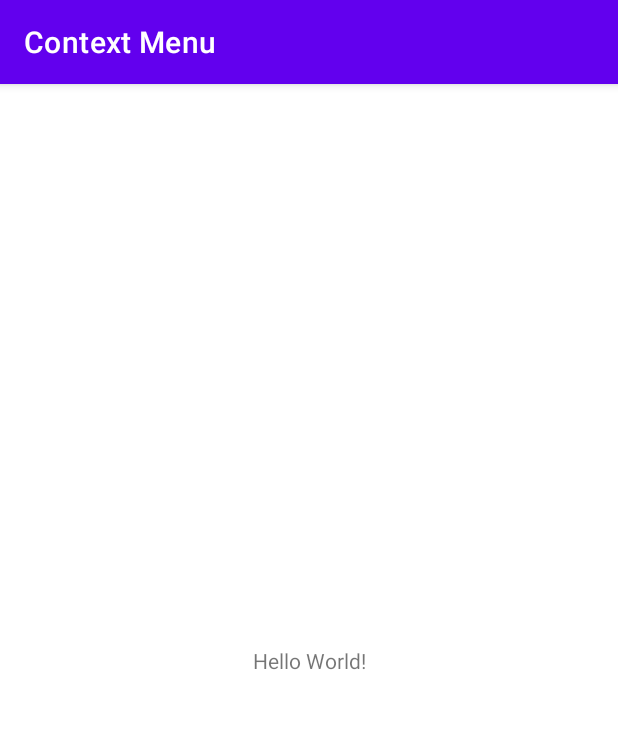
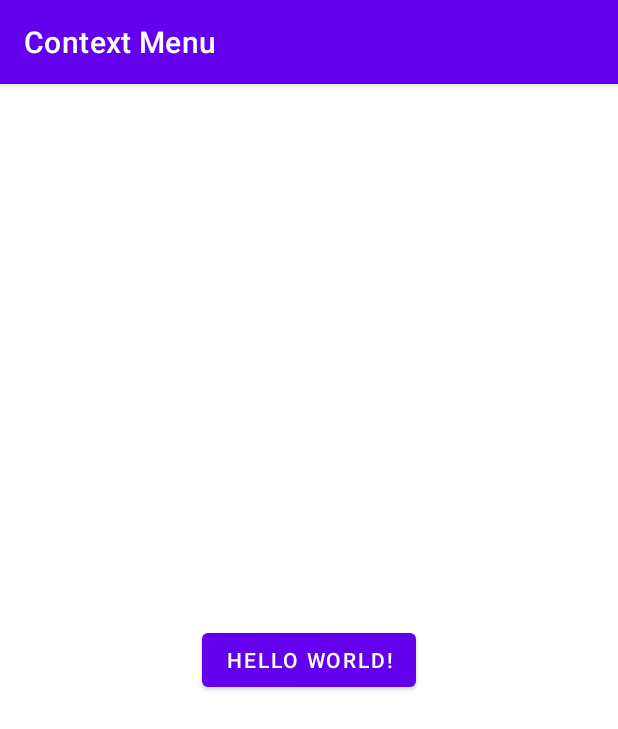
Before and after one commit to saadabusham/sociallogin, an Android app: the screen it shows after launch (MainActivity), on a phone screen of 412 x 824 dp. Shown: the top 729 px of the screen. Run offline under Robolectric (Android 15) with nearby library versions, the phone set to English and light mode, and no system bars.

Commit message:
fixed bug

```diff
--- a/ContextMenu/build.gradle
+++ b/ContextMenu/build.gradle
@@ -50,3 +50,5 @@ dependencies {
     implementation 'com.intuit.ssp:ssp-android:1.0.6'
 
 }
+
+apply plugin: "kotlin-kapt"
--- a/app/src/main/java/com/sedo/contextmenu/MainActivity.kt
+++ b/app/src/main/java/com/sedo/contextmenu/MainActivity.kt
@@ -2,10 +2,12 @@ package com.sedo.contextmenu
 
 import androidx.appcompat.app.AppCompatActivity
 import android.os.Bundle
+import android.widget.Button
 
 class MainActivity : AppCompatActivity() {
     override fun onCreate(savedInstanceState: Bundle?) {
         super.onCreate(savedInstanceState)
         setContentView(R.layout.activity_main)
+        val btn :Button = findViewById(R.id.btn)
     }
 }
--- a/app/src/main/res/layout/activity_main.xml
+++ b/app/src/main/res/layout/activity_main.xml
@@ -1,18 +1,17 @@
 <?xml version="1.0" encoding="utf-8"?>
-<androidx.constraintlayout.widget.ConstraintLayout xmlns:android="http://schemas.android.com/apk/res/android"
+<RelativeLayout
+    xmlns:android="http://schemas.android.com/apk/res/android"
     xmlns:app="http://schemas.android.com/apk/res-auto"
     xmlns:tools="http://schemas.android.com/tools"
     android:layout_width="match_parent"
     android:layout_height="match_parent"
     tools:context=".MainActivity">
 
-    <TextView
+    <Button
+        android:id="@+id/btn"
         android:layout_width="wrap_content"
         android:layout_height="wrap_content"
         android:text="Hello World!"
-        app:layout_constraintBottom_toBottomOf="parent"
-        app:layout_constraintLeft_toLeftOf="parent"
-        app:layout_constraintRight_toRightOf="parent"
-        app:layout_constraintTop_toTopOf="parent" />
+        android:layout_centerInParent="true"/>
 
-</androidx.constraintlayout.widget.ConstraintLayout>
+</RelativeLayout>
```
Also changed, not shown: ContextMenu/src/main/java/com/sedo/contextmenu/utils/binidngadapters/ImageViewBindingAdapter.kt (added, +18 -0 lines).
